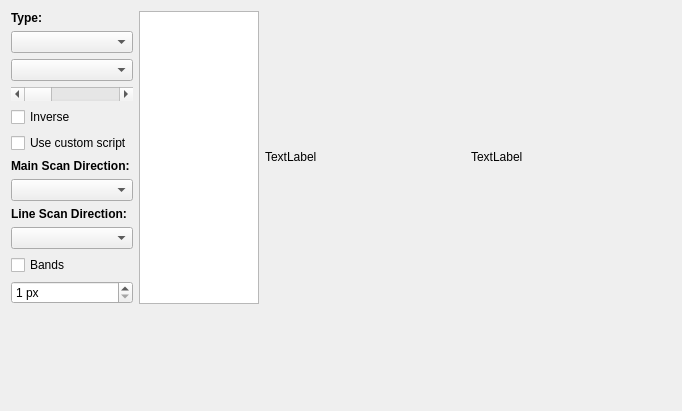
Old version of the form controls/setup/parts/prepare/setuptabprepare.ui in the repository riuson/lcd-image-converter.
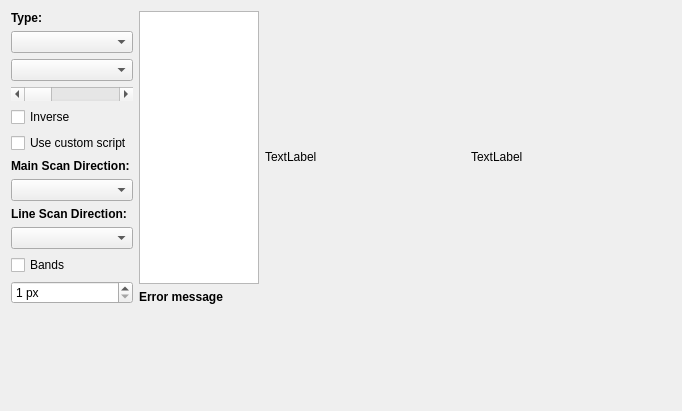
New version of the form.

Commit message: Added script exception handler

```diff
--- a/controls/setup/parts/prepare/setuptabprepare.ui
+++ b/controls/setup/parts/prepare/setuptabprepare.ui
@@ -13,7 +13,7 @@
   <property name="windowTitle">
    <string>Prepare</string>
   </property>
-  <layout class="QVBoxLayout" name="verticalLayout_2">
+  <layout class="QVBoxLayout" name="verticalLayout_3">
    <item>
     <layout class="QHBoxLayout" name="horizontalLayout">
      <item>
@@ -152,7 +152,24 @@
       </layout>
      </item>
      <item>
-      <widget class="QPlainTextEdit" name="plainTextEditCustomScript"/>
+      <layout class="QVBoxLayout" name="verticalLayout_2">
+       <item>
+        <widget class="QPlainTextEdit" name="plainTextEditCustomScript"/>
+       </item>
+       <item>
+        <widget class="QLabel" name="labelErrorMessage">
+         <property name="font">
+          <font>
+           <weight>75</weight>
+           <bold>true</bold>
+          </font>
+         </property>
+         <property name="text">
+          <string notr="true">Error message</string>
+         </property>
+        </widget>
+       </item>
+      </layout>
      </item>
      <item>
       <widget class="QLabel" name="labelScanningOrder">
```
The commit also changes 6 other files.
